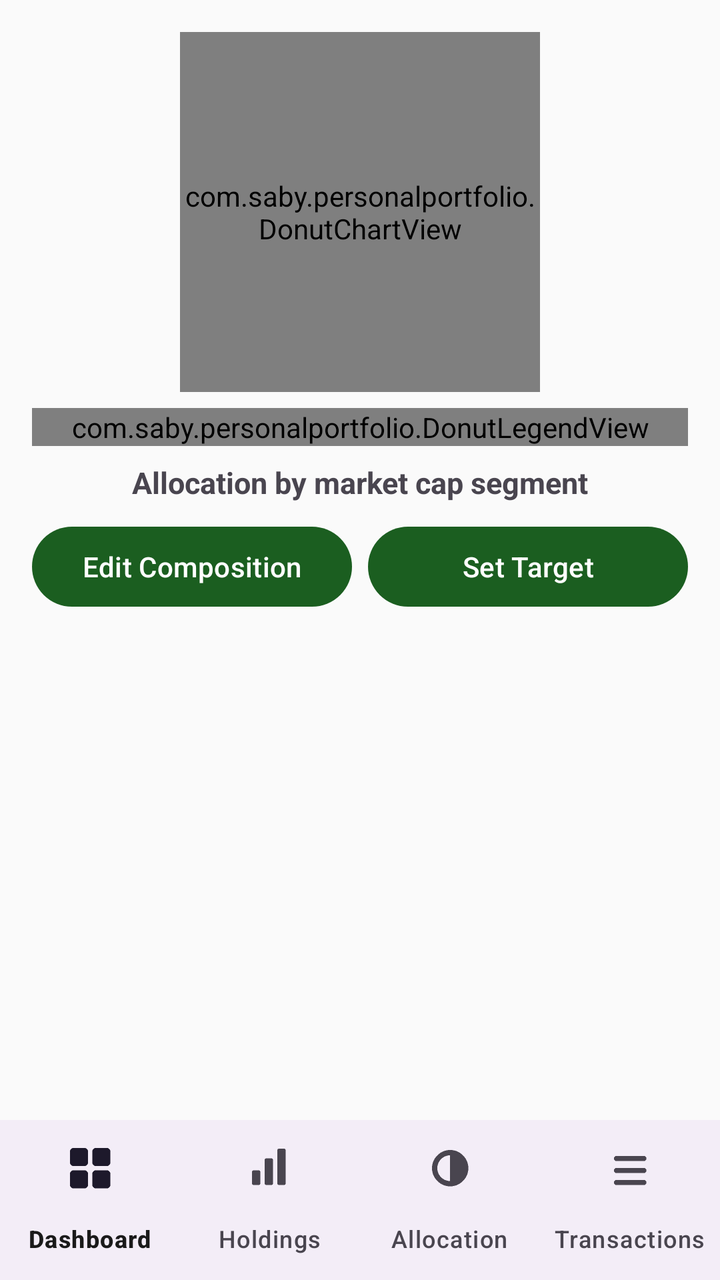
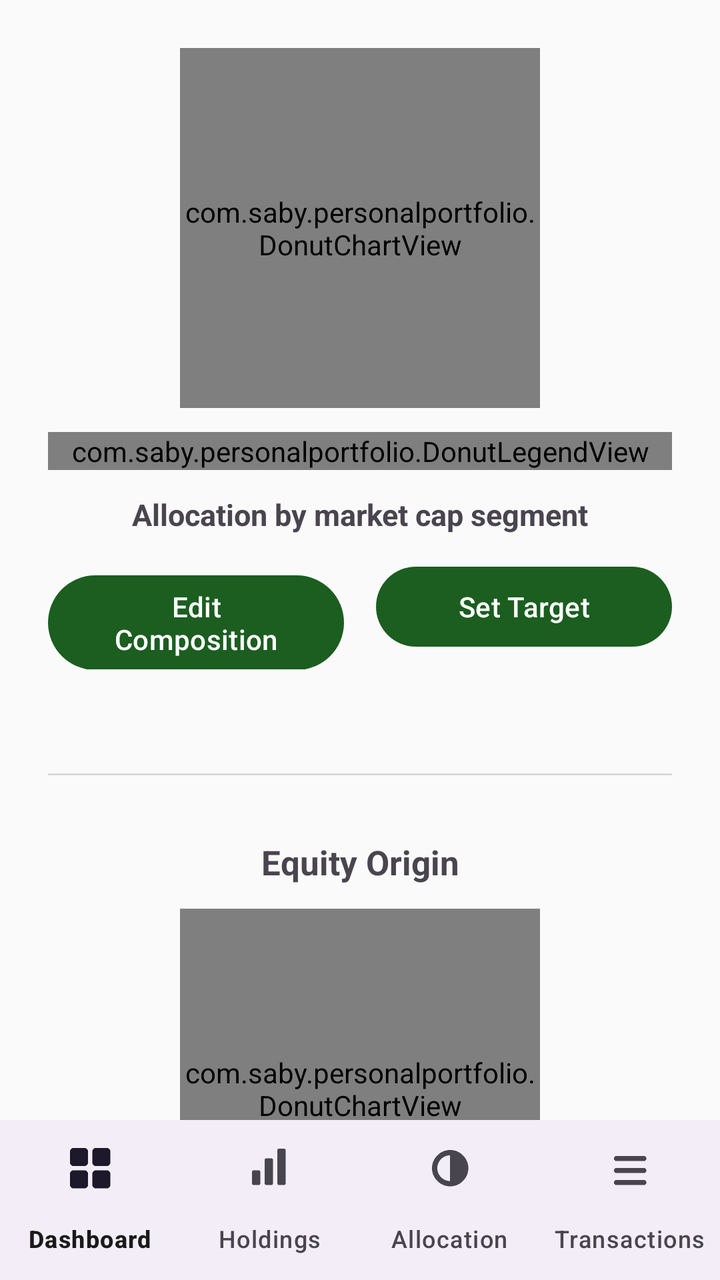

The first picture is an Android layout as it rendered before a commit; the second is the same layout after the commit. The layout source and the unified diff follow.
<!-- AndroidManifest.xml: application theme Theme.PersonalPortfolio -->
<!-- res/layout/activity_allocation.xml -->
<?xml version="1.0" encoding="utf-8"?>
<LinearLayout xmlns:android="http://schemas.android.com/apk/res/android"
    xmlns:app="http://schemas.android.com/apk/res-auto"
    android:layout_width="match_parent"
    android:layout_height="match_parent"
    android:orientation="vertical">

    <LinearLayout
        android:layout_width="match_parent"
        android:layout_height="0dp"
        android:layout_weight="1"
        android:orientation="vertical"
        android:padding="16dp">

        <com.saby.personalportfolio.DonutChartView
            android:id="@+id/donutChart"
            android:layout_width="180dp"
            android:layout_height="180dp"
            android:layout_gravity="center_horizontal"
            android:layout_marginBottom="8dp" />

        <com.saby.personalportfolio.DonutLegendView
            android:id="@+id/donutLegend"
            android:layout_width="match_parent"
            android:layout_height="wrap_content"
            android:layout_marginBottom="8dp" />

        <TextView
            android:id="@+id/allocationSummary"
            android:layout_width="match_parent"
            android:layout_height="wrap_content"
            android:textSize="15sp"
            android:textStyle="bold"
            android:gravity="center"
            android:text="Allocation by market cap segment" />

        <LinearLayout
            android:layout_width="match_parent"
            android:layout_height="wrap_content"
            android:orientation="horizontal"
            android:layout_marginTop="8dp">

            <Button
                android:id="@+id/editCompositionButton"
                android:layout_width="0dp"
                android:layout_height="wrap_content"
                android:layout_weight="1"
                android:layout_marginEnd="4dp"
                android:text="Edit Composition" />

            <Button
                android:id="@+id/setTargetButton"
                android:layout_width="0dp"
                android:layout_height="wrap_content"
                android:layout_weight="1"
                android:layout_marginStart="4dp"
                android:text="Set Target" />

        </LinearLayout>

        <androidx.recyclerview.widget.RecyclerView
            android:id="@+id/allocationRecyclerView"
            android:layout_width="match_parent"
            android:layout_height="0dp"
            android:layout_weight="1"
            android:layout_marginTop="12dp" />

    </LinearLayout>

    <com.google.android.material.bottomnavigation.BottomNavigationView
        android:id="@+id/bottomNav"
        android:layout_width="match_parent"
        android:layout_height="wrap_content"
        app:menu="@menu/bottom_nav_menu"
        app:labelVisibilityMode="labeled" />

</LinearLayout>
<!-- resources referenced by this layout -->
<resources>
  <style name="Theme.PersonalPortfolio" parent="Theme.Material3.DayNight.NoActionBar">
          <item name="colorPrimary">@color/colorPrimary</item>
          <item name="colorPrimaryVariant">@color/colorPrimaryVariant</item>
          <item name="colorOnPrimary">@color/colorOnPrimary</item>
  
          <item name="colorSecondary">@color/colorSecondary</item>
          <item name="colorOnSecondary">@color/colorOnSecondary</item>
  
          <item name="android:colorBackground">@color/colorBackground</item>
          <item name="colorOnBackground">@color/colorOnBackground</item>
  
          <item name="colorSurface">@color/colorSurface</item>
          <item name="colorOnSurface">@color/colorOnSurface</item>
  
          <item name="android:statusBarColor">@color/colorPrimaryVariant</item>
      </style>
  <color name="colorPrimary">#1B5E20</color>
  <color name="colorPrimaryVariant">#0D3B12</color>
  <color name="colorOnPrimary">#FFFFFF</color>
  <color name="colorSecondary">#00897B</color>
  <color name="colorOnSecondary">#FFFFFF</color>
  <color name="colorBackground">#FAFAFA</color>
  <color name="colorOnBackground">#1A1A1A</color>
  <color name="colorSurface">#FFFFFF</color>
  <color name="colorOnSurface">#1A1A1A</color>
</resources>

<!-- the commit's change to res/layout/activity_allocation.xml (unified diff, before → after) -->
@@ -5,67 +5,181 @@
     android:layout_height="match_parent"
     android:orientation="vertical">
 
-    <LinearLayout
+    <androidx.core.widget.NestedScrollView
         android:layout_width="match_parent"
         android:layout_height="0dp"
         android:layout_weight="1"
-        android:orientation="vertical"
-        android:padding="16dp">
-
-        <com.saby.personalportfolio.DonutChartView
-            android:id="@+id/donutChart"
-            android:layout_width="180dp"
-            android:layout_height="180dp"
-            android:layout_gravity="center_horizontal"
-            android:layout_marginBottom="8dp" />
-
-        <com.saby.personalportfolio.DonutLegendView
-            android:id="@+id/donutLegend"
-            android:layout_width="match_parent"
-            android:layout_height="wrap_content"
-            android:layout_marginBottom="8dp" />
-
-        <TextView
-            android:id="@+id/allocationSummary"
-            android:layout_width="match_parent"
-            android:layout_height="wrap_content"
-            android:textSize="15sp"
-            android:textStyle="bold"
-            android:gravity="center"
-            android:text="Allocation by market cap segment" />
+        android:fillViewport="true">
 
         <LinearLayout
             android:layout_width="match_parent"
             android:layout_height="wrap_content"
-            android:orientation="horizontal"
-            android:layout_marginTop="8dp">
+            android:orientation="vertical"
+            android:padding="24dp">
+
+            
+            <com.saby.personalportfolio.DonutChartView
+                android:id="@+id/donutChart"
+                android:layout_width="180dp"
+                android:layout_height="180dp"
+                android:layout_gravity="center_horizontal"
+                android:layout_marginBottom="12dp" />
+
+            <com.saby.personalportfolio.DonutLegendView
+                android:id="@+id/donutLegend"
+                android:layout_width="match_parent"
+                android:layout_height="wrap_content"
+                android:layout_marginBottom="12dp" />
+
+            <TextView
+                android:id="@+id/allocationSummary"
+                android:layout_width="match_parent"
+                android:layout_height="wrap_content"
+                android:textSize="15sp"
+                android:textStyle="bold"
+                android:gravity="center"
+                android:text="Allocation by market cap segment" />
+
+            <LinearLayout
+                android:layout_width="match_parent"
+                android:layout_height="wrap_content"
+                android:orientation="horizontal"
+                android:layout_marginTop="12dp">
+
+                <Button
+                    android:id="@+id/editCompositionButton"
+                    android:layout_width="0dp"
+                    android:layout_height="wrap_content"
+                    android:layout_weight="1"
+                    android:layout_marginEnd="8dp"
+                    android:text="Edit Composition" />
+
+                <Button
+                    android:id="@+id/setTargetButton"
+                    android:layout_width="0dp"
+                    android:layout_height="wrap_content"
+                    android:layout_weight="1"
+                    android:layout_marginStart="8dp"
+                    android:text="Set Target" />
+
+            </LinearLayout>
+
+            <androidx.recyclerview.widget.RecyclerView
+                android:id="@+id/allocationRecyclerView"
+                android:layout_width="match_parent"
+                android:layout_height="wrap_content"
+                android:layout_marginTop="20dp"
+                android:nestedScrollingEnabled="false" />
+
+            <View
+                android:layout_width="match_parent"
+                android:layout_height="1dp"
+                android:background="#22000000"
+                android:layout_marginTop="32dp"
+                android:layout_marginBottom="32dp" />
+
+            
+            <TextView
+                android:layout_width="match_parent"
+                android:layout_height="wrap_content"
+                android:textSize="17sp"
+                android:textStyle="bold"
+                android:gravity="center"
+                android:text="Equity Origin" />
+
+            <com.saby.personalportfolio.DonutChartView
+                android:id="@+id/donutChartOrigin"
+                android:layout_width="180dp"
+                android:layout_height="180dp"
+                android:layout_gravity="center_horizontal"
+                android:layout_marginTop="12dp"
+                android:layout_marginBottom="12dp" />
+
+            <com.saby.personalportfolio.DonutLegendView
+                android:id="@+id/donutLegendOrigin"
+                android:layout_width="match_parent"
+                android:layout_height="wrap_content"
+                android:layout_marginBottom="12dp" />
+
+            <TextView
+                android:id="@+id/allocationSummaryOrigin"
+                android:layout_width="match_parent"
+                android:layout_height="wrap_content"
+                android:textSize="15sp"
+                android:textStyle="bold"
+                android:gravity="center"
+                android:text="Of your equity holdings, Indian vs. International" />
 
             <Button
-                android:id="@+id/editCompositionButton"
-                android:layout_width="0dp"
+                android:id="@+id/editOriginCompositionButton"
+                android:layout_width="match_parent"
                 android:layout_height="wrap_content"
-                android:layout_weight="1"
-                android:layout_marginEnd="4dp"
-                android:text="Edit Composition" />
+                android:layout_marginTop="12dp"
+                android:text="Edit Equity Origin" />
+
+            <androidx.recyclerview.widget.RecyclerView
+                android:id="@+id/allocationRecyclerViewOrigin"
+                android:layout_width="match_parent"
+                android:layout_height="wrap_content"
+                android:layout_marginTop="20dp"
+                android:nestedScrollingEnabled="false" />
+
+            <View
+                android:layout_width="match_parent"
+                android:layout_height="1dp"
+                android:background="#22000000"
+                android:layout_marginTop="32dp"
+                android:layout_marginBottom="32dp" />
+
+            
+            <TextView
+                android:layout_width="match_parent"
+                android:layout_height="wrap_content"
+                android:textSize="17sp"
+                android:textStyle="bold"
+                android:gravity="center"
+                android:text="Portfolio Class" />
+
+            <com.saby.personalportfolio.DonutChartView
+                android:id="@+id/donutChartClass"
+                android:layout_width="180dp"
+                android:layout_height="180dp"
+                android:layout_gravity="center_horizontal"
+                android:layout_marginTop="12dp"
+                android:layout_marginBottom="12dp" />
+
+            <com.saby.personalportfolio.DonutLegendView
+                android:id="@+id/donutLegendClass"
+                android:layout_width="match_parent"
+                android:layout_height="wrap_content"
+                android:layout_marginBottom="12dp" />
+
+            <TextView
+                android:id="@+id/allocationSummaryClass"
+                android:layout_width="match_parent"
+                android:layout_height="wrap_content"
+                android:textSize="15sp"
+                android:textStyle="bold"
+                android:gravity="center"
+                android:text="Whole portfolio by class" />
 
             <Button
-                android:id="@+id/setTargetButton"
-                android:layout_width="0dp"
+                android:id="@+id/setClassTargetButton"
+                android:layout_width="match_parent"
                 android:layout_height="wrap_content"
-                android:layout_weight="1"
-                android:layout_marginStart="4dp"
-                android:text="Set Target" />
+                android:layout_marginTop="12dp"
+                android:text="Set Class Target" />
+
+            <androidx.recyclerview.widget.RecyclerView
+                android:id="@+id/allocationRecyclerViewClass"
+                android:layout_width="match_parent"
+                android:layout_height="wrap_content"
+                android:layout_marginTop="20dp"
+                android:nestedScrollingEnabled="false" />
 
         </LinearLayout>
 
-        <androidx.recyclerview.widget.RecyclerView
-            android:id="@+id/allocationRecyclerView"
-            android:layout_width="match_parent"
-            android:layout_height="0dp"
-            android:layout_weight="1"
-            android:layout_marginTop="12dp" />
-
-    </LinearLayout>
+    </androidx.core.widget.NestedScrollView>
 
     <com.google.android.material.bottomnavigation.BottomNavigationView
         android:id="@+id/bottomNav"
